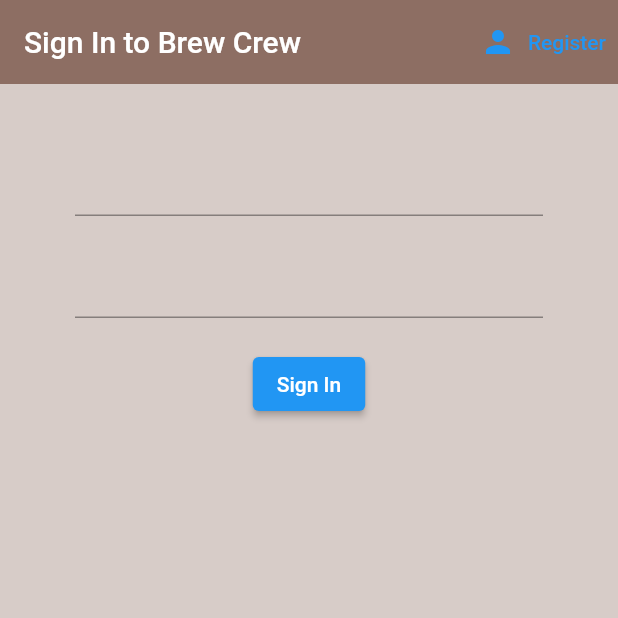
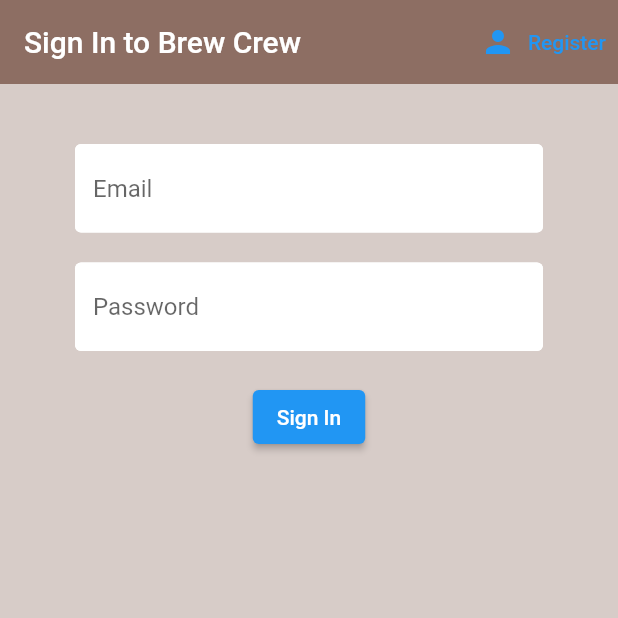
Before and after one commit to elsetiyawan/brew, a Flutter app: the screen it shows after launch, on a phone screen of 412 x 824 dp, the top half of it. Run offline on Flutter 3.47's test engine with Material 2 defaults, Android fonts, the phone set to English and light mode, and no system bars; our stand-ins replace firebase_auth, firebase_core; accounts and stored records are empty.

Commit message:
update form styling

```diff
--- a/lib/screens/authenticate/register.dart
+++ b/lib/screens/authenticate/register.dart
@@ -1,4 +1,5 @@
 import 'package:brew/services/auth.dart';
+import 'package:brew/shared/constants.dart';
 import 'package:flutter/material.dart';
 
 class Register extends StatefulWidget {
@@ -43,6 +44,7 @@ class _RegisterState extends State<Register> {
                     height: 20,
                   ),
                   TextFormField(
+                    decoration: textInputDecoration.copyWith(hintText: 'Email'),
                     onChanged: ((value) {
                       setState(() {
                         email = value;
@@ -53,6 +55,7 @@ class _RegisterState extends State<Register> {
                     height: 20,
                   ),
                   TextFormField(
+                    decoration: textInputDecoration.copyWith(hintText: 'Password'),
                     obscureText: true,
                     onChanged: ((value) {
                       setState(() {
@@ -65,8 +68,8 @@ class _RegisterState extends State<Register> {
                   ),
                   ElevatedButton(
                     onPressed: () async {
-                      await _authService
-                          .registerWithEmailAndPassword(email, password);
+                      await _authService.registerWithEmailAndPassword(
+                          email, password);
                     },
                     child: const Text('Sign Up'),
                   )
--- a/lib/screens/authenticate/sign_in.dart
+++ b/lib/screens/authenticate/sign_in.dart
@@ -1,4 +1,5 @@
 import 'package:brew/services/auth.dart';
+import 'package:brew/shared/constants.dart';
 import 'package:flutter/material.dart';
 
 class SignIn extends StatefulWidget {
@@ -41,6 +42,7 @@ class _SignInState extends State<SignIn> {
                 height: 20,
               ),
               TextFormField(
+                decoration: textInputDecoration.copyWith(hintText: 'Email'),
                 onChanged: ((value) {
                   setState(() {
                     email = value;
@@ -51,6 +53,7 @@ class _SignInState extends State<SignIn> {
                 height: 20,
               ),
               TextFormField(
+                decoration: textInputDecoration.copyWith(hintText: 'Password'),
                 obscureText: true,
                 onChanged: ((value) {
                   setState(() {
--- /dev/null
+++ b/lib/shared/constants.dart
@@ -0,0 +1,9 @@
+import 'package:flutter/material.dart';
+
+const textInputDecoration = InputDecoration(
+    fillColor: Colors.white,
+    filled: true,
+    enabledBorder: OutlineInputBorder(
+        borderSide: BorderSide(color: Colors.white, width: 2.0)),
+    focusedBorder: OutlineInputBorder(
+        borderSide: BorderSide(color: Colors.pink, width: 2.0)));
```
